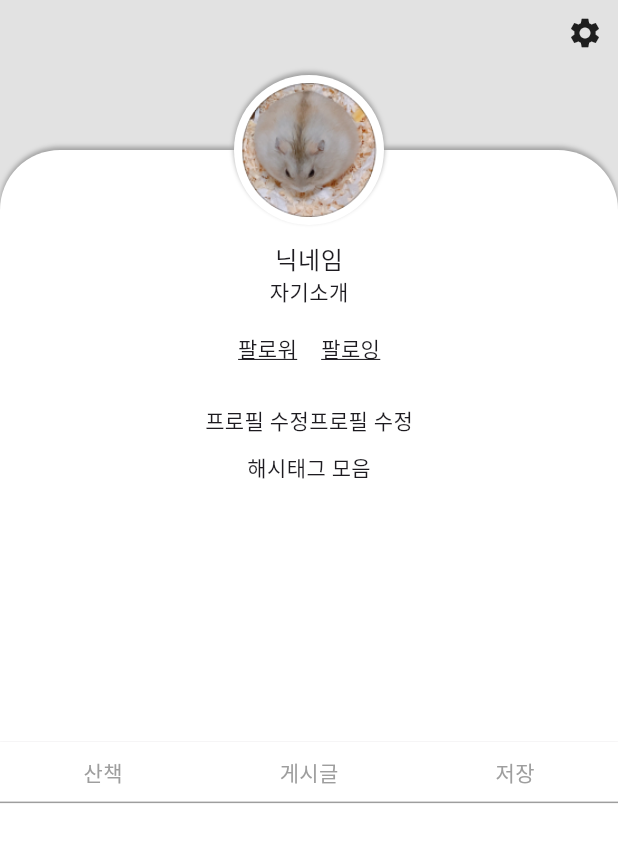
After one commit to woomae/copet, a Flutter app: the screen it shows after launch, on a phone screen of 412 x 824 dp. The commit adds this screen. Shown: the top 842 px of the screen. Run offline on Flutter 3.47's test engine with Material 3 defaults, Android fonts, the phone set to English and light mode, and no system bars; our stand-ins replace auth_buttons.

Commit message:
- postingPage 수정, - communityPage, profilePage 골격 작성

```diff
--- a/app/lib/main.dart
+++ b/app/lib/main.dart
@@ -8,6 +8,7 @@ import 'package:pet/login/login_end.dart';
 import 'package:pet/common/component/appbar.dart';
 import 'package:pet/pages/community/community_main.dart';
 import 'package:pet/pages/community/posting.dart';
+import 'package:pet/pages/profile/profile_main.dart';
 import 'package:pet/pages/profile/setting/setting_home.dart';
 
 void main() {
@@ -26,9 +27,14 @@ class _App extends StatelessWidget {
       debugShowCheckedModeBanner: false,
       theme: ThemeData(
         textTheme: const TextTheme(
-          bodySmall : TextStyle(fontSize: 12.0),
-          bodyMedium : TextStyle(fontSize: 15.0),
-          bodyLarge: TextStyle(fontSize: 20.0)
+          bodySmall : TextStyle(fontSize: 8.0),
+          bodyMedium : TextStyle(fontSize: 12.0),
+          bodyLarge: TextStyle(fontSize: 15.0)
+        ),
+        iconButtonTheme: IconButtonThemeData(
+          style: ButtonStyle(
+            overlayColor: MaterialStateProperty.resolveWith((states) => Colors.transparent)
+          )
         ),
         textButtonTheme: TextButtonThemeData(
           style: ButtonStyle(
@@ -36,7 +42,7 @@ class _App extends StatelessWidget {
           )
         )
       ),
-      home: Community(),
+      home: ProfileMain(),
     );
   }
 }
--- /dev/null
+++ b/app/lib/pages/profile/profile_main.dart
@@ -0,0 +1,196 @@
+import 'package:flutter/cupertino.dart';
+import 'package:flutter/material.dart';
+import 'package:pet/pages/profile/setting/setting_home.dart';
+import 'package:pet/style/colors.dart';
+
+class ProfileMain extends StatelessWidget {
+  const ProfileMain({super.key});
+
+  @override
+  Widget build(BuildContext context) {
+    return MaterialApp(
+      home: Scaffold(
+        body: _Body(),
+      ),
+    );
+  }
+}
+class _Body extends StatelessWidget {
+  const _Body({super.key});
+
+  @override
+  Widget build(BuildContext context) {
+    return Column(
+      children: [
+        Flexible(
+            flex: 6,
+            child: Stack(
+              children: [
+                BackgroundScreen(),
+                Padding(
+                  padding: const EdgeInsets.only(top: 100),
+                  child: Profile(),
+                ),
+              ],
+            ),
+        ),
+        Flexible(
+            flex: 4,
+            child: MyPost())
+      ],
+    );
+  }
+}
+
+class Profile extends StatelessWidget {
+  const Profile({super.key});
+
+  @override
+  Widget build(BuildContext context) {
+    return Stack(
+      alignment: Alignment.topCenter,
+      clipBehavior: Clip.none,
+      children: [
+        Container(
+          padding: EdgeInsets.only(top: 50),
+          width: double.infinity,
+          decoration: const BoxDecoration(
+            color: Colors.white,
+          borderRadius: BorderRadius.vertical(top: Radius.circular(40)),
+            boxShadow: [
+              BoxShadow(
+                color: Colors.grey,
+                blurRadius: 2,
+                offset: Offset(0,-2)
+              )
+            ]
+            ),
+          child: ModifyContainer(),
+        ),
+        Positioned( //프로필 사진
+            top: -50,
+            child: Container(
+              padding: EdgeInsets.all(5),
+              width: 100,
+              height: 100,
+              decoration: BoxDecoration(
+                  color: Colors.white,
+                  boxShadow: const [
+                    BoxShadow(
+                      color: Colors.grey,
+                      blurRadius: 2,
+                      offset: Offset(0,-2)
+                    )
+                  ],
+                  borderRadius: BorderRadius.circular(150)
+              ),
+              child: ClipRRect(
+                borderRadius: BorderRadius.all(Radius.circular(50)),
+                  child: Image.asset('asset/img/Yaoh.png')),
+            )),
+      ]
+    );
+  }
+}
+class ModifyContainer extends StatelessWidget {
+  const ModifyContainer({super.key});
+  @override
+  Widget build(BuildContext context) {
+    return Padding(
+      padding: EdgeInsets.all(10),
+      child: Column(
+        children: [
+          Text('닉네임', style: Theme.of(context).textTheme.bodyLarge,),
+          Text('자기소개'),
+          const Padding(
+            padding: EdgeInsets.all(10),
+            child: Row(
+              mainAxisAlignment: MainAxisAlignment.center,
+              children: [
+                Padding(
+                  padding: EdgeInsets.all(8.0),
+                  child: Text('팔로워', style: TextStyle(decoration: TextDecoration.underline)),
+                ),
+                Padding(
+                  padding: EdgeInsets.all(8.0),
+                  child: Text('팔로잉', style: TextStyle(decoration: TextDecoration.underline)),
+                )
+              ],),
+          ),
+          Padding(
+            padding: EdgeInsets.all(10),
+            child: Row (
+              mainAxisAlignment: MainAxisAlignment.center,
+              children: [
+                Text('프로필 수정'),
+                Text('프로필 수정'),
+              ],),
+          ),
+          Text('해시태그 모음')
+        ],
+      ),
+    );
+  }
+}
+
+class MyPost extends StatelessWidget {
+  const MyPost({
+    super.key,});
+
+Widget _smallCategory(String text){
+  return Expanded(
+    child: Container(
+      padding: EdgeInsets.all(10),
+      alignment: Alignment.center,
+      decoration: const BoxDecoration(
+        border: Border(bottom: BorderSide(width: 1, color: GREY_BORDER),)
+      ),
+        child: GestureDetector(
+            onTap: (){
+
+            },
+            child: Text(text, style: TextStyle(color: GREY1),))
+    ),
+  );
+}
+
+  @override
+  Widget build(BuildContext context) {
+    return Container(
+      color: Colors.white,
+      child: Column(
+        children: [
+          Row(
+            children: [
+              _smallCategory('산책'),
+              _smallCategory('게시글'),
+              _smallCategory('저장')
+            ],),
+          Column(
+            children: [],)
+        ],
+      ),
+    );
+  }
+}
+
+class BackgroundScreen extends StatelessWidget {
+  const BackgroundScreen({super.key});
+
+  @override
+  Widget build(BuildContext context) {
+    return Container(
+      width: double.infinity,
+      height: double.infinity,
+      color: GREY2,
+      padding: EdgeInsets.all(10),
+      child: Align(
+          alignment: Alignment.topRight,
+          child: GestureDetector(
+            onTap: (){
+              Navigator.push(context, MaterialPageRoute(builder: (context)=>SettingHome()));
+            },
+              child: Icon(Icons.settings)))
+    );
+  }
+}
--- a/app/lib/style/colors.dart
+++ b/app/lib/style/colors.dart
@@ -3,3 +3,8 @@ import 'package:flutter/material.dart';
 const Color PRIMARY_COLOR = Color(0xffF67F00);
 const Color WHITE = Color(0xffffffff);
 const Color BLACK = Color(0xff000000);
+const Color GREY1 = Colors.grey;
+const Color GREY2 = Color(0xffE2E2E2);
+
+const Color BACKGROUND = Color(0xffE6E6E6);
+const Color GREY_BORDER = Colors.grey;
--- a/app/pubspec.yaml
+++ b/app/pubspec.yaml
@@ -64,9 +64,11 @@ flutter:
   uses-material-design: true
 
   assets:
+    - asset/img/
     - asset/img/logo.png
     - asset/img/copet_logo.png
     - asset/img/checkimg.png
+
 
   # To add assets to your application, add an assets section, like this:
   # assets:
```
Also changed, not shown: app/lib/common/component/go_back_appbar.dart (+15 -8 lines), app/lib/pages/community/community_main.dart (added, +131 -0 lines), app/lib/pages/community/posting.dart (+69 -30 lines), app/lib/pages/setting/setting_home.dart (deleted, +0 -14 lines), app/asset/img/Yaoh.png (added), app/pubspec.lock, 1 other file.
